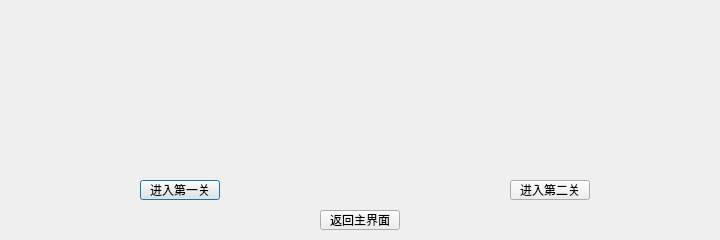
Above: none.ui from JinxianRen/qtgame before the change. Below: the same form after it.
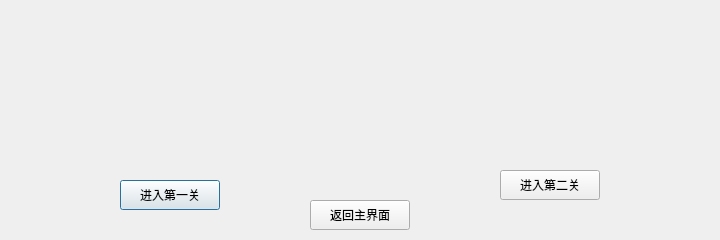
That is the form after the change. Icons and pictures are not drawn.

Diff of the .ui file:
```diff
--- a/none.ui
+++ b/none.ui
@@ -38,12 +38,15 @@
   <widget class="QPushButton" name="pushButton">
    <property name="geometry">
     <rect>
-     <x>140</x>
+     <x>120</x>
      <y>180</y>
-     <width>80</width>
-     <height>20</height>
+     <width>100</width>
+     <height>30</height>
     </rect>
    </property>
+   <property name="styleSheet">
+    <string notr="true">font: 9pt &quot;Fusion Pixel&quot;;</string>
+   </property>
    <property name="text">
     <string>进入第一关</string>
    </property>
@@ -51,12 +54,15 @@
   <widget class="QPushButton" name="pushButton_2">
    <property name="geometry">
     <rect>
-     <x>510</x>
-     <y>180</y>
-     <width>80</width>
-     <height>20</height>
+     <x>500</x>
+     <y>170</y>
+     <width>100</width>
+     <height>30</height>
     </rect>
    </property>
+   <property name="styleSheet">
+    <string notr="true">font: 9pt &quot;Fusion Pixel&quot;;</string>
+   </property>
    <property name="text">
     <string>进入第二关</string>
    </property>
@@ -64,12 +70,15 @@
   <widget class="QPushButton" name="pushButton_3">
    <property name="geometry">
     <rect>
-     <x>320</x>
-     <y>210</y>
-     <width>80</width>
-     <height>20</height>
+     <x>310</x>
+     <y>200</y>
+     <width>100</width>
+     <height>30</height>
     </rect>
    </property>
+   <property name="styleSheet">
+    <string notr="true">font: 9pt &quot;Fusion Pixel&quot;;</string>
+   </property>
    <property name="text">
     <string>返回主界面</string>
    </property>
```
